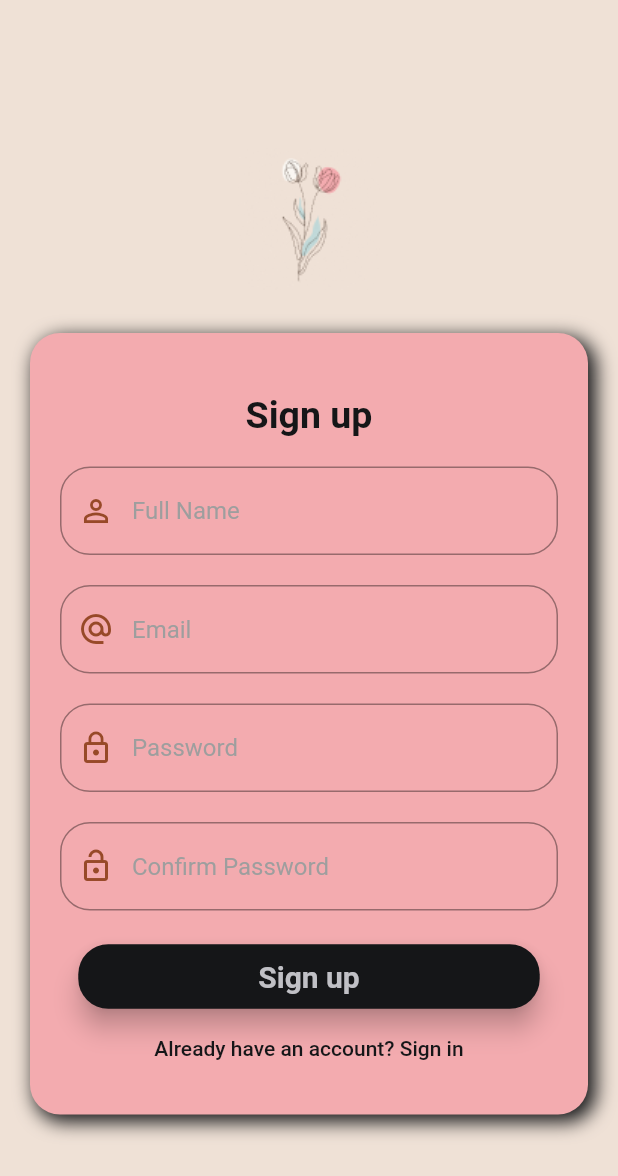
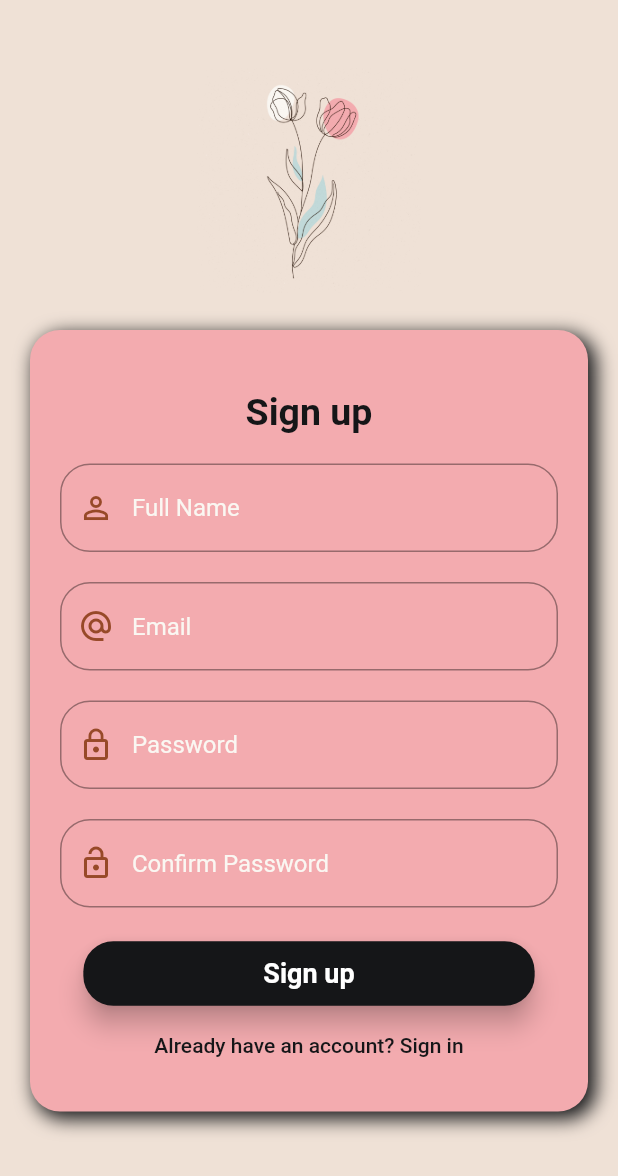
Before and after one commit to guptassara/book_club, a Flutter app: the screen it shows after launch, after a tap on "Don't have an account? Sign up", on a phone screen of 412 x 824 dp. Shown: the top 1176 px of the screen. Run offline on Flutter 3.47's test engine with Material 2 defaults, Android fonts, the phone set to English and light mode, and no system bars; our stand-ins replace cloud_firestore, email_validator, firebase_auth, firebase_core, google_sign_in; missing offline and left inert: confirm_dialog; accounts and stored records are empty; network calls fail.

Commit message:
ui fixes

```diff
--- a/lib/Screens/Login/Localwidgets/login_form.dart
+++ b/lib/Screens/Login/Localwidgets/login_form.dart
@@ -103,13 +103,12 @@ class _OurLoginFormState extends State<OurLoginForm> {
     return OurContainer(
       child: Column(
         children: [
-          Padding(
-            padding:
-                const EdgeInsets.symmetric(vertical: 20.0, horizontal: 8.0),
+          const Padding(
+            padding: EdgeInsets.symmetric(vertical: 20.0, horizontal: 8.0),
             child: Text(
               "Sign In",
               style: TextStyle(
-                  color: Theme.of(context).secondaryHeaderColor,
+                  color: Colors.black,
                   fontSize: 25,
                   fontWeight: FontWeight.bold),
             ),
@@ -150,14 +149,14 @@ class _OurLoginFormState extends State<OurLoginForm> {
               _loginUser(LoginType.email, _emailController.text,
                   _passwordController.text, context);
             },
-            child: Padding(
-              padding: const EdgeInsets.symmetric(horizontal: 100),
+            child: const Padding(
+              padding: EdgeInsets.symmetric(horizontal: 100),
               child: Text(
                 "Sign In",
                 style: TextStyle(
-                  color: Theme.of(context).colorScheme.secondary,
+                  color: Colors.white,
                   fontWeight: FontWeight.bold,
-                  fontSize: 20.0,
+                  // fontSize: 20.0,
                 ),
               ),
             ),
--- a/lib/Screens/Login/login.dart
+++ b/lib/Screens/Login/login.dart
@@ -15,9 +15,13 @@ class OurLogin extends StatelessWidget {
               padding: const EdgeInsets.fromLTRB(20, 0, 20, 0),
               children: [
                 Padding(
-                  padding: const EdgeInsets.fromLTRB(20, 0, 20, 0),
-                  child: Image.asset("assets/logo.png"),
+                  padding: const EdgeInsets.all(50.0),
+                  child: Image.asset(
+                    "assets/logo.png",
+                    height: 150,
+                  ),
                 ),
+
                 const OurLoginForm(),
                 // const SizedBox(height: 20),
               ],
--- a/lib/Screens/Signup/Localwidgets/signup_form.dart
+++ b/lib/Screens/Signup/Localwidgets/signup_form.dart
@@ -147,14 +147,14 @@ class _OurSignUpFormState extends State<OurSignUpForm> {
                   );
                 }
               },
-              child: Padding(
-                padding: const EdgeInsets.symmetric(horizontal: 100),
+              child: const Padding(
+                padding: EdgeInsets.symmetric(horizontal: 100),
                 child: Text(
                   "Sign up",
                   style: TextStyle(
-                    color: Theme.of(context).colorScheme.secondary,
+                    color: Colors.white,
                     fontWeight: FontWeight.bold,
-                    fontSize: 20.0,
+                    // fontSize: 20.0,
                   ),
                 ),
               ),
--- a/lib/Screens/Signup/signup.dart
+++ b/lib/Screens/Signup/signup.dart
@@ -14,25 +14,16 @@ class OurSignup extends StatelessWidget {
             child: ListView(
               padding: const EdgeInsets.all(20),
               children: [
-                const SizedBox(
-                  height: 50,
-                ),
-                // Row(
-                //   mainAxisAlignment: MainAxisAlignment.start,
-                //   children: const [
-                //     Padding(
-                //       padding: EdgeInsets.only(
-                //         top: 50,
-                //       ),
-                //       child: BackButton(),
-                //     ),
-                //   ],
+                // const SizedBox(
+                //   height: 50,
                 // ),
                 Padding(
-                  padding: const EdgeInsets.fromLTRB(110, 0, 110, 0),
-                  child: Image.asset("assets/logo.png"),
+                  padding: const EdgeInsets.all(25.0),
+                  child: Image.asset(
+                    "assets/logo.png",
+                    height: 150,
+                  ),
                 ),
-
                 const OurSignUpForm(),
               ],
             ),
--- a/lib/Screens/createGroup/createGroup.dart
+++ b/lib/Screens/createGroup/createGroup.dart
@@ -2,12 +2,10 @@
 
 import 'dart:developer';
 
-import 'package:book_club/Models/group.dart';
 import 'package:book_club/Screens/Root/root.dart';
 import 'package:book_club/Services/database.dart';
 import 'package:book_club/States/current_user.dart';
 import 'package:firebase_auth/firebase_auth.dart';
-import 'package:firebase_core/firebase_core.dart';
 import 'package:flutter/material.dart';
 import 'package:provider/provider.dart';
 
@@ -22,8 +20,9 @@ class _OurCreateGroupState extends State<OurCreateGroup> {
   Future<void> _createGroup(BuildContext context, String groupName) async {
     CurrentUser _currentUSer = Provider.of(context, listen: false);
     User? user = FirebaseAuth.instance.currentUser;
+    if (user != null) {
       String _returnString =
-        await OurDataBase().createGroup(groupName, user!.uid.toString());
+          await OurDataBase().createGroup(groupName, user.uid.toString());
       log(_returnString);
       log(_currentUSer.getcurrentUser!.uid.toString());
       log(_currentUSer.getcurrentUser.toString());
@@ -35,6 +34,9 @@ class _OurCreateGroupState extends State<OurCreateGroup> {
             ),
             (route) => false);
       }
+    } else {
+      log("No Group created");
+    }
   }
 
   TextEditingController _groupNameController = TextEditingController();
@@ -43,8 +45,11 @@ class _OurCreateGroupState extends State<OurCreateGroup> {
     return Scaffold(
       body: Column(
         children: [
+          const SizedBox(
+            height: 20.0,
+          ),
           const Padding(
-            padding: EdgeInsets.all(20.0),
+            padding: EdgeInsets.all(10.0),
             child: Row(
               children: [BackButton()],
             ),
--- a/lib/Utils/our_theme.dart
+++ b/lib/Utils/our_theme.dart
@@ -12,7 +12,7 @@ class OurTheme {
       canvasColor: const Color(0xffEFE1D6),
       primaryColor: Colors.black,
       secondaryHeaderColor: darkBrown,
-      hintColor: Colors.grey,
+      hintColor: const Color(0xffFAF7F2),
       inputDecorationTheme: InputDecorationTheme(
         border: OutlineInputBorder(
           borderRadius: BorderRadius.circular(20),
```
Also changed, not shown: assets/logo.png, 5 other files. Lines whose indentation alone changed are shown as unchanged.
